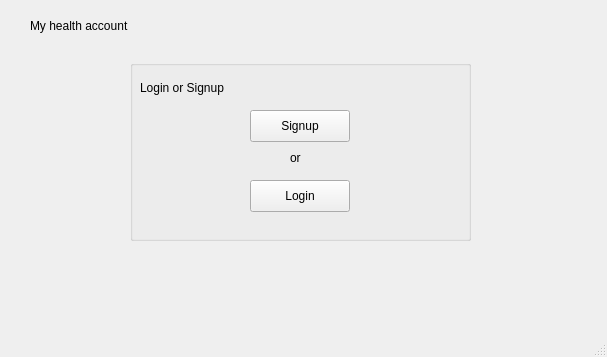
The window that Covid19RegistrationSystem2/landingpage.ui (Ryuu717/CPP_QT) describes before a commit, drawn with Qt 5.
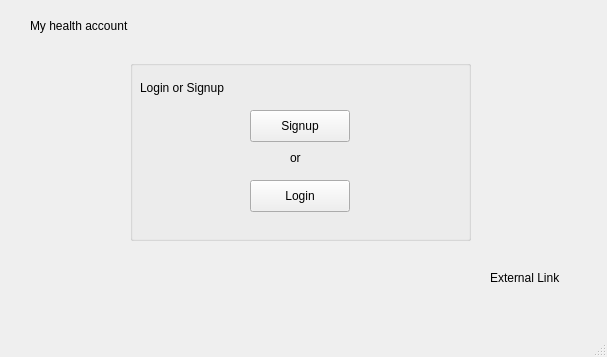
The same window after the commit.

```diff
--- a/Covid19RegistrationSystem2/landingpage.ui
+++ b/Covid19RegistrationSystem2/landingpage.ui
@@ -10,6 +10,11 @@
     <height>357</height>
    </rect>
   </property>
+  <property name="font">
+   <font>
+    <kerning>false</kerning>
+   </font>
+  </property>
   <property name="windowTitle">
    <string>MainWindow</string>
   </property>
@@ -95,6 +100,19 @@
      </property>
     </widget>
    </widget>
+   <widget class="QLabel" name="labelLink">
+    <property name="geometry">
+     <rect>
+      <x>490</x>
+      <y>270</y>
+      <width>101</width>
+      <height>16</height>
+     </rect>
+    </property>
+    <property name="text">
+     <string>External Link</string>
+    </property>
+   </widget>
   </widget>
   <widget class="QMenuBar" name="menubar">
    <property name="geometry">
```
Left out of the diff: 3 changed lines with no effect on the pictures.
